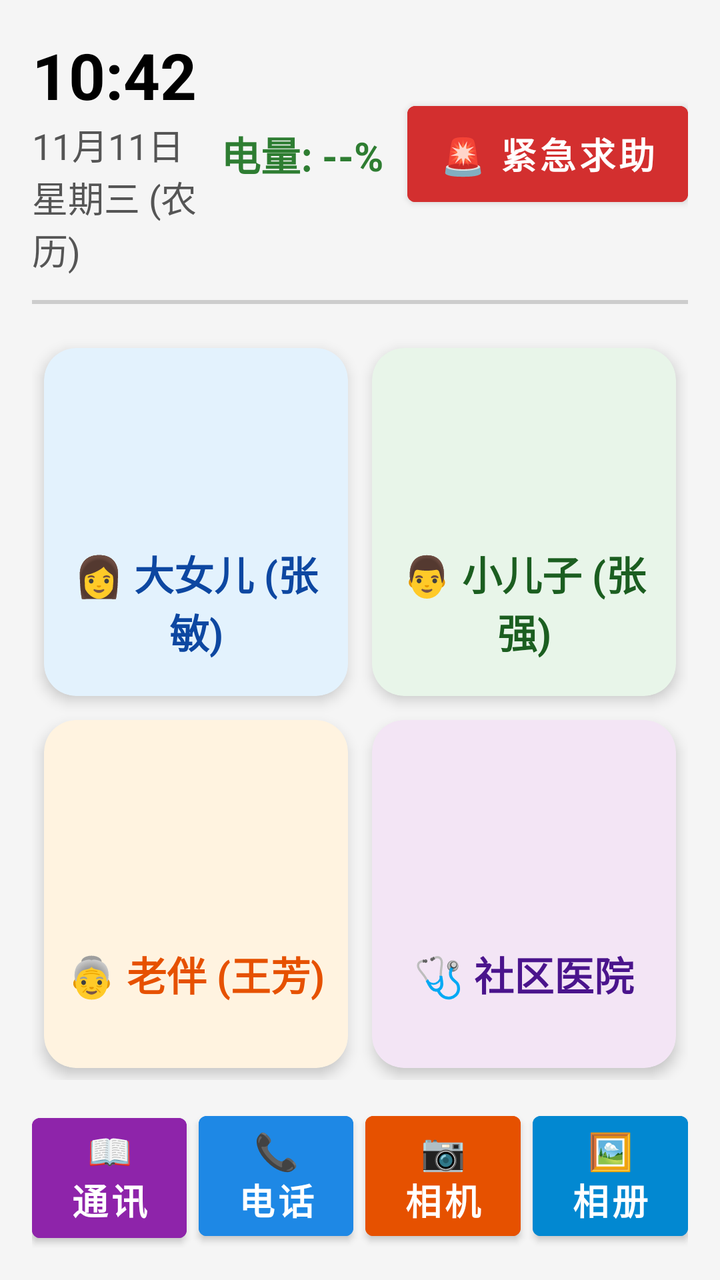
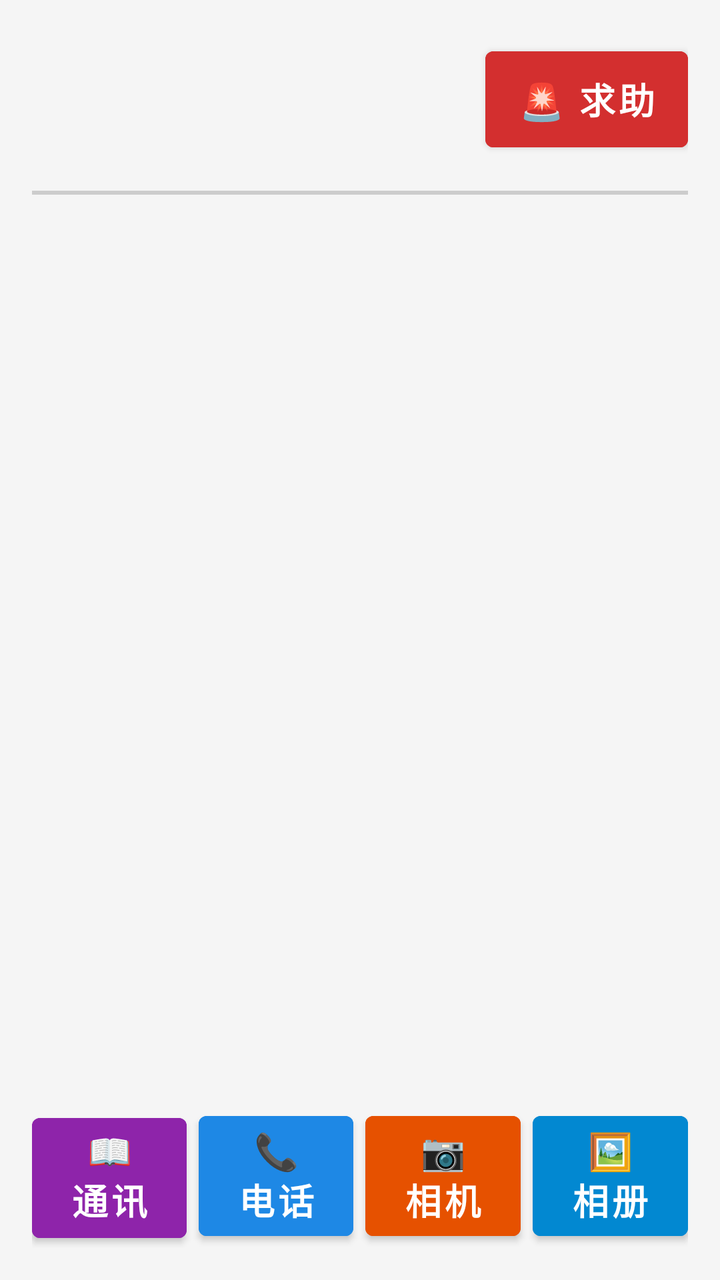

An Android layout rendered at two revisions. The XML below is the earlier revision; the diff shows what the commit changed to produce the second picture.
<!-- AndroidManifest.xml: application theme Theme.MaterialComponents.Light.NoActionBar -->
<!-- res/layout/activity_main.xml -->
﻿<?xml version="1.0" encoding="utf-8"?>
<LinearLayout xmlns:android="http://schemas.android.com/apk/res/android"
    xmlns:app="http://schemas.android.com/apk/res-auto"
    android:layout_width="match_parent"
    android:layout_height="match_parent"
    android:orientation="vertical"
    android:background="#F5F5F5"
    android:padding="16dp">

    
    <LinearLayout
        android:layout_width="match_parent"
        android:layout_height="wrap_content"
        android:orientation="horizontal"
        android:gravity="center_vertical"
        android:paddingBottom="12dp">

        <LinearLayout
            android:layout_width="0dp"
            android:layout_height="wrap_content"
            android:layout_weight="1"
            android:orientation="vertical">

            <TextView
                android:id="@+id/tvClock"
                android:layout_width="wrap_content"
                android:layout_height="wrap_content"
                android:textSize="32sp"
                android:textStyle="bold"
                android:textColor="#000000"
                android:text="10:42" />

            <TextView
                android:id="@+id/tvDateAndLunar"
                android:layout_width="wrap_content"
                android:layout_height="wrap_content"
                android:textSize="18sp"
                android:textColor="#555555"
                android:text="11月11日 星期三 (农历)" />
        </LinearLayout>

        <TextView
            android:id="@+id/tvBattery"
            android:layout_width="wrap_content"
            android:layout_height="wrap_content"
            android:textSize="20sp"
            android:textStyle="bold"
            android:textColor="#2E7D32"
            android:text="电量: --%"
            android:layout_marginEnd="12dp" />

        <Button
            android:id="@+id/btnSos"
            android:layout_width="wrap_content"
            android:layout_height="60dp"
            android:text="🚨 紧急求助"
            android:textSize="18sp"
            android:textStyle="bold"
            android:textColor="#FFFFFF"
            android:backgroundTint="#D32F2F" />
    </LinearLayout>

    <View
        android:layout_width="match_parent"
        android:layout_height="2dp"
        android:background="#CCCCCC"
        android:layout_marginBottom="16dp" />

    
    <GridLayout
        android:layout_width="match_parent"
        android:layout_height="0dp"
        android:layout_weight="1"
        android:columnCount="2"
        android:rowCount="2">

        <com.google.android.material.card.MaterialCardView
            android:id="@+id/cardContact1"
            android:layout_width="0dp"
            android:layout_height="0dp"
            android:layout_rowWeight="1"
            android:layout_columnWeight="1"
            android:layout_margin="6dp"
            android:clickable="true"
            android:focusable="true"
            app:cardBackgroundColor="#E3F2FD"
            app:cardCornerRadius="16dp"
            app:cardElevation="4dp">

            <LinearLayout
                android:layout_width="match_parent"
                android:layout_height="match_parent"
                android:orientation="vertical"
                android:gravity="center"
                android:padding="8dp">

                <com.google.android.material.imageview.ShapeableImageView
                    android:id="@+id/imgContact1"
                    android:layout_width="72dp"
                    android:layout_height="72dp"
                    android:scaleType="centerCrop"
                    app:shapeAppearanceOverlay="@style/CircularImageView" />

                <TextView
                    android:id="@+id/tvContact1"
                    android:layout_width="wrap_content"
                    android:layout_height="wrap_content"
                    android:layout_marginTop="8dp"
                    android:text="👩 大女儿 (张敏)"
                    android:textSize="20sp"
                    android:textStyle="bold"
                    android:textColor="#0D47A1"
                    android:gravity="center" />
            </LinearLayout>
        </com.google.android.material.card.MaterialCardView>

        <com.google.android.material.card.MaterialCardView
            android:id="@+id/cardContact2"
            android:layout_width="0dp"
            android:layout_height="0dp"
            android:layout_rowWeight="1"
            android:layout_columnWeight="1"
            android:layout_margin="6dp"
            android:clickable="true"
            android:focusable="true"
            app:cardBackgroundColor="#E8F5E9"
            app:cardCornerRadius="16dp"
            app:cardElevation="4dp">

            <LinearLayout
                android:layout_width="match_parent"
                android:layout_height="match_parent"
                android:orientation="vertical"
                android:gravity="center"
                android:padding="8dp">

                <com.google.android.material.imageview.ShapeableImageView
                    android:id="@+id/imgContact2"
                    android:layout_width="72dp"
                    android:layout_height="72dp"
                    android:scaleType="centerCrop"
                    app:shapeAppearanceOverlay="@style/CircularImageView" />

                <TextView
                    android:id="@+id/tvContact2"
                    android:layout_width="wrap_content"
                    android:layout_height="wrap_content"
                    android:layout_marginTop="8dp"
                    android:text="👨 小儿子 (张强)"
                    android:textSize="20sp"
                    android:textStyle="bold"
                    android:textColor="#1B5E20"
                    android:gravity="center" />
            </LinearLayout>
        </com.google.android.material.card.MaterialCardView>

        <com.google.android.material.card.MaterialCardView
            android:id="@+id/cardContact3"
            android:layout_width="0dp"
            android:layout_height="0dp"
            android:layout_rowWeight="1"
            android:layout_columnWeight="1"
            android:layout_margin="6dp"
            android:clickable="true"
            android:focusable="true"
            app:cardBackgroundColor="#FFF3E0"
            app:cardCornerRadius="16dp"
            app:cardElevation="4dp">

            <LinearLayout
                android:layout_width="match_parent"
                android:layout_height="match_parent"
                android:orientation="vertical"
                android:gravity="center"
                android:padding="8dp">

                <com.google.android.material.imageview.ShapeableImageView
                    android:id="@+id/imgContact3"
                    android:layout_width="72dp"
                    android:layout_height="72dp"
                    android:scaleType="centerCrop"
                    app:shapeAppearanceOverlay="@style/CircularImageView" />

                <TextView
                    android:id="@+id/tvContact3"
                    android:layout_width="wrap_content"
                    android:layout_height="wrap_content"
                    android:layout_marginTop="8dp"
                    android:text="👵 老伴 (王芳)"
                    android:textSize="20sp"
                    android:textStyle="bold"
                    android:textColor="#E65100"
                    android:gravity="center" />
            </LinearLayout>
        </com.google.android.material.card.MaterialCardView>

        <com.google.android.material.card.MaterialCardView
            android:id="@+id/cardContact4"
            android:layout_width="0dp"
            android:layout_height="0dp"
            android:layout_rowWeight="1"
            android:layout_columnWeight="1"
            android:layout_margin="6dp"
            android:clickable="true"
            android:focusable="true"
            app:cardBackgroundColor="#F3E5F5"
            app:cardCornerRadius="16dp"
            app:cardElevation="4dp">

            <LinearLayout
                android:layout_width="match_parent"
                android:layout_height="match_parent"
                android:orientation="vertical"
                android:gravity="center"
                android:padding="8dp">

                <com.google.android.material.imageview.ShapeableImageView
                    android:id="@+id/imgContact4"
                    android:layout_width="72dp"
                    android:layout_height="72dp"
                    android:scaleType="centerCrop"
                    app:shapeAppearanceOverlay="@style/CircularImageView" />

                <TextView
                    android:id="@+id/tvContact4"
                    android:layout_width="wrap_content"
                    android:layout_height="wrap_content"
                    android:layout_marginTop="8dp"
                    android:text="🩺 社区医院"
                    android:textSize="20sp"
                    android:textStyle="bold"
                    android:textColor="#4A148C"
                    android:gravity="center" />
            </LinearLayout>
        </com.google.android.material.card.MaterialCardView>
    </GridLayout>

    
    <LinearLayout
        android:layout_width="match_parent"
        android:layout_height="wrap_content"
        android:orientation="horizontal"
        android:layout_marginTop="12dp">

        <Button
            android:id="@+id/btnContacts"
            android:layout_width="0dp"
            android:layout_height="72dp"
            android:layout_weight="1"
            android:layout_marginEnd="3dp"
            android:text="📖 通讯录"
            android:textSize="18sp"
            android:textStyle="bold"
            android:backgroundTint="#8E24AA" />

        <Button
            android:id="@+id/btnPhone"
            android:layout_width="0dp"
            android:layout_height="72dp"
            android:layout_weight="1"
            android:layout_marginStart="3dp"
            android:layout_marginEnd="3dp"
            android:text="📞 电话"
            android:textSize="18sp"
            android:textStyle="bold"
            android:backgroundTint="#1E88E5" />

        <Button
            android:id="@+id/btnCamera"
            android:layout_width="0dp"
            android:layout_height="72dp"
            android:layout_weight="1"
            android:layout_marginStart="3dp"
            android:layout_marginEnd="3dp"
            android:text="📷 相机"
            android:textSize="18sp"
            android:textStyle="bold"
            android:backgroundTint="#E65100" />

        <Button
            android:id="@+id/btnGallery"
            android:layout_width="0dp"
            android:layout_height="72dp"
            android:layout_weight="1"
            android:layout_marginStart="3dp"
            android:text="🖼️ 相册"
            android:textSize="18sp"
            android:textStyle="bold"
            android:backgroundTint="#0288D1" />
    </LinearLayout>
</LinearLayout>
<!-- resources referenced by this layout -->
<resources>
  <style name="CircularImageView">
          <item name="cornerSize">50%</item>
      </style>
</resources>

<!-- the commit's change to res/layout/activity_main.xml (unified diff, before → after) -->
@@ -1,13 +1,25 @@
 ﻿<?xml version="1.0" encoding="utf-8"?>
 <LinearLayout xmlns:android="http://schemas.android.com/apk/res/android"
-    xmlns:app="http://schemas.android.com/apk/res-auto"
     android:layout_width="match_parent"
     android:layout_height="match_parent"
     android:orientation="vertical"
     android:background="#F5F5F5"
     android:padding="16dp">
 
-    
+    <TextView
+        android:id="@+id/tvNotDefaultWarning"
+        android:layout_width="match_parent"
+        android:layout_height="wrap_content"
+        android:background="#FFB300"
+        android:text="⚠️ 点击此处将此应用设为默认桌面"
+        android:textColor="#000000"
+        android:textSize="18sp"
+        android:textStyle="bold"
+        android:gravity="center"
+        android:padding="12dp"
+        android:layout_marginBottom="12dp"
+        android:visibility="gone" />
+
     <LinearLayout
         android:layout_width="match_parent"
         android:layout_height="wrap_content"
@@ -27,16 +39,14 @@
                 android:layout_height="wrap_content"
                 android:textSize="32sp"
                 android:textStyle="bold"
-                android:textColor="#000000"
-                android:text="10:42" />
+                android:textColor="#000000" />
 
             <TextView
                 android:id="@+id/tvDateAndLunar"
                 android:layout_width="wrap_content"
                 android:layout_height="wrap_content"
                 android:textSize="18sp"
-                android:textColor="#555555"
-                android:text="11月11日 星期三 (农历)" />
+                android:textColor="#555555" />
         </LinearLayout>
 
         <TextView
@@ -46,14 +56,13 @@
             android:textSize="20sp"
             android:textStyle="bold"
             android:textColor="#2E7D32"
-            android:text="电量: --%"
             android:layout_marginEnd="12dp" />
 
         <Button
             android:id="@+id/btnSos"
             android:layout_width="wrap_content"
             android:layout_height="60dp"
-            android:text="🚨 紧急求助"
+            android:text="🚨 求助"
             android:textSize="18sp"
             android:textStyle="bold"
             android:textColor="#FFFFFF"
@@ -66,176 +75,25 @@
         android:background="#CCCCCC"
         android:layout_marginBottom="16dp" />
 
-    
+    <TextView
+        android:id="@+id/tvEmptyContacts"
+        android:layout_width="match_parent"
+        android:layout_height="0dp"
+        android:layout_weight="1"
+        android:gravity="center"
+        android:text="请在系统【通讯录】中\n将家人设置为“星标” (收藏)\n以显示在此处"
+        android:textSize="20sp"
+        android:textColor="#757575"
+        android:visibility="gone" />
+
     <GridLayout
+        android:id="@+id/gridContacts"
         android:layout_width="match_parent"
         android:layout_height="0dp"
         android:layout_weight="1"
         android:columnCount="2"
-        android:rowCount="2">
+        android:alignmentMode="alignMargins" />
 
-        <com.google.android.material.card.MaterialCardView
-            android:id="@+id/cardContact1"
-            android:layout_width="0dp"
-            android:layout_height="0dp"
-            android:layout_rowWeight="1"
-            android:layout_columnWeight="1"
-            android:layout_margin="6dp"
-            android:clickable="true"
-            android:focusable="true"
-            app:cardBackgroundColor="#E3F2FD"
-            app:cardCornerRadius="16dp"
-            app:cardElevation="4dp">
-
-            <LinearLayout
-                android:layout_width="match_parent"
-                android:layout_height="match_parent"
-                android:orientation="vertical"
-                android:gravity="center"
-                android:padding="8dp">
-
-                <com.google.android.material.imageview.ShapeableImageView
-                    android:id="@+id/imgContact1"
-                    android:layout_width="72dp"
-                    android:layout_height="72dp"
-                    android:scaleType="centerCrop"
-                    app:shapeAppearanceOverlay="@style/CircularImageView" />
-
-                <TextView
-                    android:id="@+id/tvContact1"
-                    android:layout_width="wrap_content"
-                    android:layout_height="wrap_content"
-                    android:layout_marginTop="8dp"
-                    android:text="👩 大女儿 (张敏)"
-                    android:textSize="20sp"
-                    android:textStyle="bold"
-                    android:textColor="#0D47A1"
-                    android:gravity="center" />
-            </LinearLayout>
-        </com.google.android.material.card.MaterialCardView>
-
-        <com.google.android.material.card.MaterialCardView
-            android:id="@+id/cardContact2"
-            android:layout_width="0dp"
-            android:layout_height="0dp"
-            android:layout_rowWeight="1"
-            android:layout_columnWeight="1"
-            android:layout_margin="6dp"
-            android:clickable="true"
-            android:focusable="true"
-            app:cardBackgroundColor="#E8F5E9"
-            app:cardCornerRadius="16dp"
-            app:cardElevation="4dp">
-
-            <LinearLayout
-                android:layout_width="match_parent"
-                android:layout_height="match_parent"
-                android:orientation="vertical"
-                android:gravity="center"
-                android:padding="8dp">
-
-                <com.google.android.material.imageview.ShapeableImageView
-                    android:id="@+id/imgContact2"
-                    android:layout_width="72dp"
-                    android:layout_height="72dp"
-                    android:scaleType="centerCrop"
-                    app:shapeAppearanceOverlay="@style/CircularImageView" />
-
-                <TextView
-                    android:id="@+id/tvContact2"
-                    android:layout_width="wrap_content"
-                    android:layout_height="wrap_content"
-                    android:layout_marginTop="8dp"
-                    android:text="👨 小儿子 (张强)"
-                    android:textSize="20sp"
-                    android:textStyle="bold"
-                    android:textColor="#1B5E20"
-                    android:gravity="center" />
-            </LinearLayout>
-        </com.google.android.material.card.MaterialCardView>
-
-        <com.google.android.material.card.MaterialCardView
-            android:id="@+id/cardContact3"
-            android:layout_width="0dp"
-            android:layout_height="0dp"
-            android:layout_rowWeight="1"
-            android:layout_columnWeight="1"
-            android:layout_margin="6dp"
-            android:clickable="true"
-            android:focusable="true"
-            app:cardBackgroundColor="#FFF3E0"
-            app:cardCornerRadius="16dp"
-            app:cardElevation="4dp">
-
-            <LinearLayout
-                android:layout_width="match_parent"
-                android:layout_height="match_parent"
-                android:orientation="vertical"
-                android:gravity="center"
-                android:padding="8dp">
-
-                <com.google.android.material.imageview.ShapeableImageView
-                    android:id="@+id/imgContact3"
-                    android:layout_width="72dp"
-                    android:layout_height="72dp"
-                    android:scaleType="centerCrop"
-                    app:shapeAppearanceOverlay="@style/CircularImageView" />
-
-                <TextView
-                    android:id="@+id/tvContact3"
-                    android:layout_width="wrap_content"
-                    android:layout_height="wrap_content"
-                    android:layout_marginTop="8dp"
-                    android:text="👵 老伴 (王芳)"
-                    android:textSize="20sp"
-                    android:textStyle="bold"
-                    android:textColor="#E65100"
-                    android:gravity="center" />
-            </LinearLayout>
-        </com.google.android.material.card.MaterialCardView>
-
-        <com.google.android.material.card.MaterialCardView
-            android:id="@+id/cardContact4"
-            android:layout_width="0dp"
-            android:layout_height="0dp"
-            android:layout_rowWeight="1"
-            android:layout_columnWeight="1"
-            android:layout_margin="6dp"
-            android:clickable="true"
-            android:focusable="true"
-            app:cardBackgroundColor="#F3E5F5"
-            app:cardCornerRadius="16dp"
-            app:cardElevation="4dp">
-
-            <LinearLayout
-                android:layout_width="match_parent"
-                android:layout_height="match_parent"
-                android:orientation="vertical"
-                android:gravity="center"
-                android:padding="8dp">
-
-                <com.google.android.material.imageview.ShapeableImageView
-                    android:id="@+id/imgContact4"
-                    android:layout_width="72dp"
-                    android:layout_height="72dp"
-                    android:scaleType="centerCrop"
-                    app:shapeAppearanceOverlay="@style/CircularImageView" />
-
-                <TextView
-                    android:id="@+id/tvContact4"
-                    android:layout_width="wrap_content"
-                    android:layout_height="wrap_content"
-                    android:layout_marginTop="8dp"
-                    android:text="🩺 社区医院"
-                    android:textSize="20sp"
-                    android:textStyle="bold"
-                    android:textColor="#4A148C"
-                    android:gravity="center" />
-            </LinearLayout>
-        </com.google.android.material.card.MaterialCardView>
-    </GridLayout>
-
-    
     <LinearLayout
         android:layout_width="match_parent"
         android:layout_height="wrap_content"
<!-- resource entries referenced after the edit -->
@@ -1,7 +1,5 @@
 <!-- resources referenced by this layout -->
 <resources>
-  <style name="CircularImageView">
-          <item name="cornerSize">50%</item>
-      </style>
+
 </resources>
 
